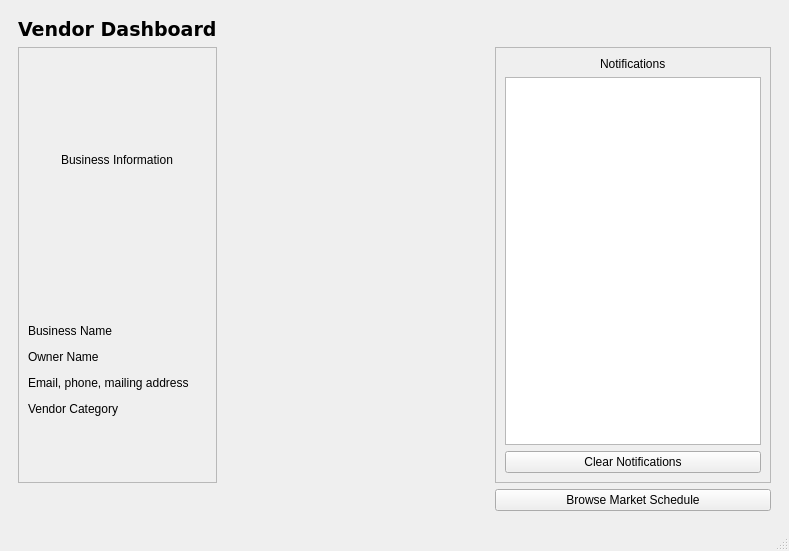
This is mainwindow.ui in GameDevWhale/COMP-3004-Project as Qt 5 draws it before an edit. The edited form follows.
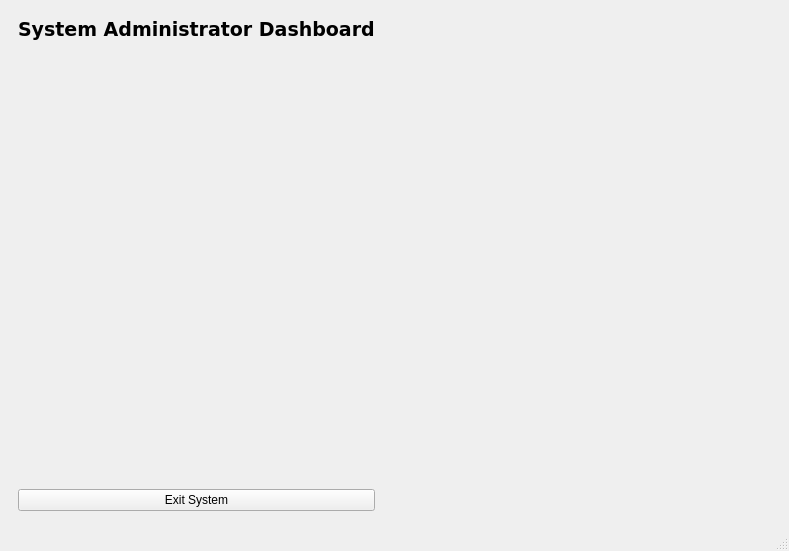
This is the edited form.

Commit message: Added operator and admin dashboards, added button to exit system

```diff
--- a/mainwindow.ui
+++ b/mainwindow.ui
@@ -18,7 +18,7 @@
     <item row="0" column="0">
      <widget class="QStackedWidget" name="stackedWidget">
       <property name="currentIndex">
-       <number>1</number>
+       <number>4</number>
       </property>
       <widget class="QWidget" name="page_startupForm">
        <layout class="QGridLayout" name="gridLayout">
@@ -312,6 +312,110 @@
         </item>
        </layout>
       </widget>
+      <widget class="QWidget" name="page_operatorDashboard">
+       <layout class="QGridLayout" name="gridLayout_4">
+        <item row="0" column="0">
+         <widget class="QLabel" name="label_5">
+          <property name="font">
+           <font>
+            <family>DejaVu Sans</family>
+            <pointsize>14</pointsize>
+            <weight>75</weight>
+            <bold>true</bold>
+           </font>
+          </property>
+          <property name="text">
+           <string>Market Operator Dashboard</string>
+          </property>
+         </widget>
+        </item>
+        <item row="1" column="0">
+         <spacer name="verticalSpacer_4">
+          <property name="orientation">
+           <enum>Qt::Vertical</enum>
+          </property>
+          <property name="sizeHint" stdset="0">
+           <size>
+            <width>20</width>
+            <height>40</height>
+           </size>
+          </property>
+         </spacer>
+        </item>
+        <item row="2" column="0">
+         <widget class="QPushButton" name="pushButton_exitSystem_operatorDashboard">
+          <property name="text">
+           <string>Exit System</string>
+          </property>
+         </widget>
+        </item>
+        <item row="2" column="1">
+         <spacer name="horizontalSpacer_5">
+          <property name="orientation">
+           <enum>Qt::Horizontal</enum>
+          </property>
+          <property name="sizeHint" stdset="0">
+           <size>
+            <width>40</width>
+            <height>20</height>
+           </size>
+          </property>
+         </spacer>
+        </item>
+       </layout>
+      </widget>
+      <widget class="QWidget" name="page_adminDashboard">
+       <layout class="QGridLayout" name="gridLayout_7">
+        <item row="2" column="0">
+         <widget class="QPushButton" name="pushButton_exitSystem_adminDashboard">
+          <property name="text">
+           <string>Exit System</string>
+          </property>
+         </widget>
+        </item>
+        <item row="1" column="0">
+         <spacer name="verticalSpacer_5">
+          <property name="orientation">
+           <enum>Qt::Vertical</enum>
+          </property>
+          <property name="sizeHint" stdset="0">
+           <size>
+            <width>20</width>
+            <height>408</height>
+           </size>
+          </property>
+         </spacer>
+        </item>
+        <item row="0" column="0">
+         <widget class="QLabel" name="label_6">
+          <property name="font">
+           <font>
+            <family>DejaVu Sans</family>
+            <pointsize>14</pointsize>
+            <weight>75</weight>
+            <bold>true</bold>
+           </font>
+          </property>
+          <property name="text">
+           <string>System Administrator Dashboard</string>
+          </property>
+         </widget>
+        </item>
+        <item row="2" column="1">
+         <spacer name="horizontalSpacer_6">
+          <property name="orientation">
+           <enum>Qt::Horizontal</enum>
+          </property>
+          <property name="sizeHint" stdset="0">
+           <size>
+            <width>40</width>
+            <height>20</height>
+           </size>
+          </property>
+         </spacer>
+        </item>
+       </layout>
+      </widget>
      </widget>
     </item>
    </layout>
```
Left out of the diff: 9 changed lines with no effect on the pictures. The commit also changes 2 other files.
